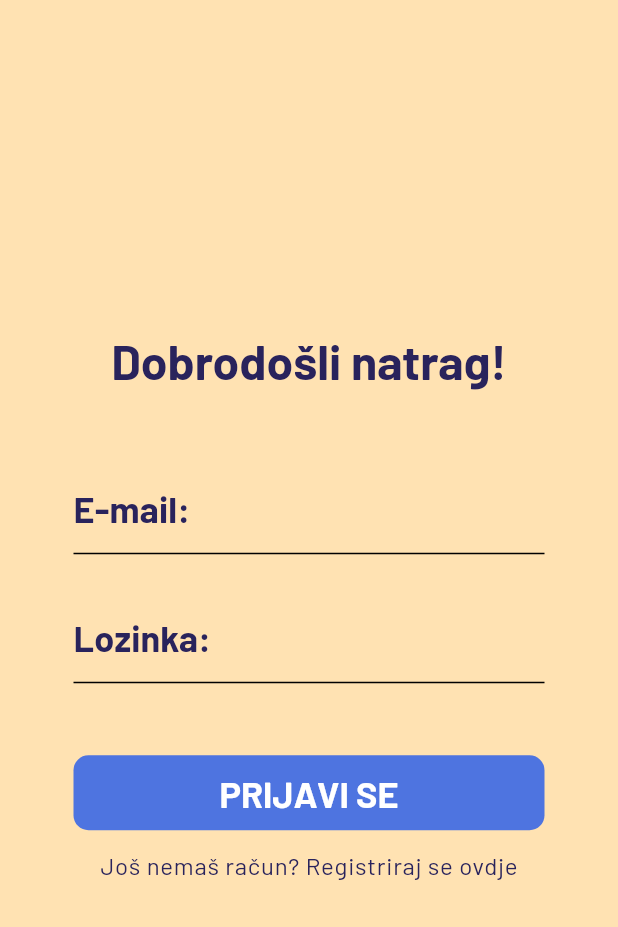
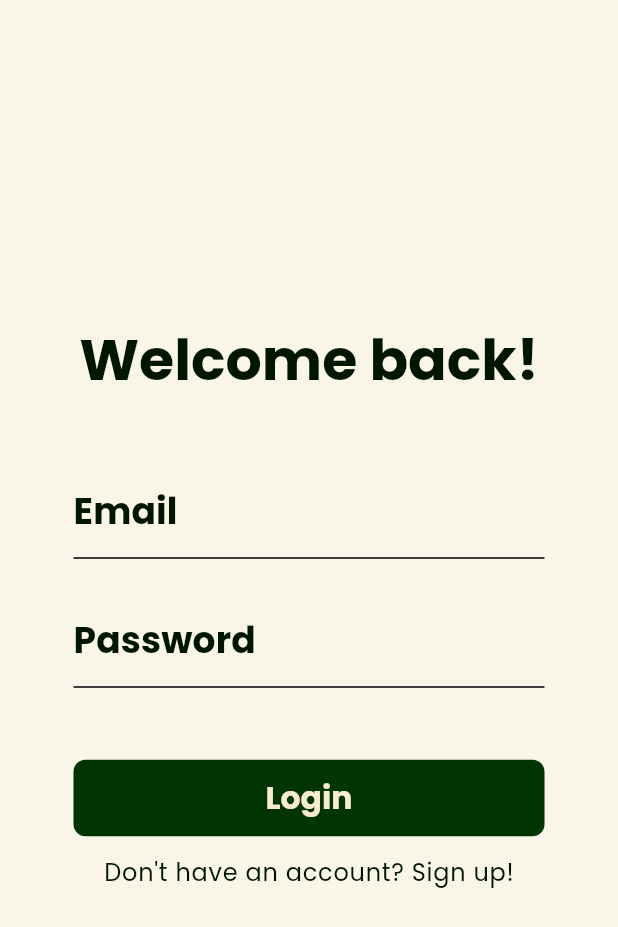
Before and after one commit to Yomi073/NRAM, a Flutter app: the screen it shows after launch, on a phone screen of 412 x 824 dp. Shown: the top 927 px of the screen. Run offline on Flutter 3.47's test engine with Material 3 defaults, Android fonts, the phone set to English and light mode, and no system bars; our stand-ins replace google_fonts.

Commit message:
A little beautification

```diff
--- a/lib/config/theme/app_themes.dart
+++ b/lib/config/theme/app_themes.dart
@@ -1,23 +1,33 @@
 import 'package:flutter/material.dart';
+import 'package:google_fonts/google_fonts.dart';
 
 const Color pscBlack = Color(0xFF0D1529);
 const Color darkBlue = Color(0xFF29235C);
-const Color blue = Color(0xFF4E74E0);
+const Color blue = Color(0xFF003400);
 const Color lightBlue = Color(0xFF85A2FD);
 const Color fuchsia = Color(0xFF974040);
 const Color magenta = Color(0xFFF34768);
 const Color roofOrange = Color(0xFFFF9577);
 const Color darkYellow = Color(0xFFF7B033);
-const Color lightYellow = Color(0xFFFFE2B2);
+const Color lightYellow = Color(0xFFFBEBCE);
 const Color white = Color(0xFFFFFFFF);
 const Color green1 = Color(0xFF409797);
 const Color green2 = Color(0xFF47f3d2);
 
+// new theme
+
+const Color backgroundLight = Color(0xFFFAF5E9);
+const Color backgroundDark = Color(0xFF001600);
+const Color primaryButtonDark = Color(0xFFFFCC00);
+const Color primaryTextDark = Color(0xFFFBEBCE);
+
+
 class AppThemes {
   static ThemeData get lightTheme {
     return ThemeData(
+      fontFamily: GoogleFonts.poppins().fontFamily,
       primaryColor: blue,
-      scaffoldBackgroundColor: lightYellow,
+      scaffoldBackgroundColor: backgroundLight,
       appBarTheme: const AppBarTheme(
         color: blue,
         iconTheme: IconThemeData(color: white),
@@ -37,84 +47,69 @@ class AppThemes {
         displayLarge: TextStyle(
             fontSize: 64.0,
             fontWeight: FontWeight.bold,
-            color: darkBlue,
-            fontFamily: 'Barlow'),
+            color: backgroundDark),
         displayMedium: TextStyle(
-            fontSize: 32.0,
+            fontSize: 38.0,
             fontWeight: FontWeight.bold,
-            color: darkBlue,
-            fontFamily: 'Barlow'),
+            color: backgroundDark),
         displaySmall: TextStyle(
-            fontSize: 28.0,
+            fontSize: 20.0,
             fontWeight: FontWeight.bold,
-            color: darkBlue,
-            fontFamily: 'Barlow'),
+            color: backgroundDark),
         headlineLarge: TextStyle(
             fontSize: 32.0,
             fontWeight: FontWeight.bold,
-            color: darkBlue,
-            fontFamily: 'Barlow'),
+            color: backgroundDark),
         headlineMedium: TextStyle(
             fontSize: 28.0,
             fontWeight: FontWeight.bold,
-            color: darkBlue,
-            fontFamily: 'Barlow'),
+            color: backgroundDark),
         headlineSmall: TextStyle(
             fontSize: 18.0,
             fontWeight: FontWeight.bold,
-            color: darkBlue,
-            fontFamily: 'Barlow'),
+            color: backgroundDark),
         //FOR BUTTONS ON DARK
         titleLarge: TextStyle(
-            fontSize: 24.0,
+            fontSize: 21.0,
             fontWeight: FontWeight.bold,
-            color: white,
-            fontFamily: 'Barlow'),
+            color: primaryTextDark),
         titleMedium: TextStyle(
             fontSize: 16.0,
             fontWeight: FontWeight.bold,
-            color: white,
-            fontFamily: 'Barlow'),
+            color: white),
         titleSmall: TextStyle(
             fontSize: 14.0,
             fontWeight: FontWeight.bold,
-            color: white,
-            fontFamily: 'Barlow'),
+            color: white),
         //FOR LABELS  ON WHITE
         labelLarge: TextStyle(
             fontSize: 24.0,
             fontWeight: FontWeight.bold,
-            color: darkBlue,
-            fontFamily: 'Barlow'),
+            color: backgroundDark),
         labelMedium: TextStyle(
             fontSize: 20.0,
             fontWeight: FontWeight.bold,
-            color: darkBlue,
-            fontFamily: 'Barlow'),
+            color: backgroundDark),
         labelSmall: TextStyle(
             fontSize: 16.0,
             fontWeight: FontWeight.bold,
-            color: darkBlue,
-            fontFamily: 'Barlow'),
+            color: backgroundDark),
         //FOR TEXT ON WHITE
         bodyLarge: TextStyle(
             fontSize: 16.0,
             letterSpacing: 0.5,
             fontWeight: FontWeight.normal,
-            color: darkBlue,
-            fontFamily: 'Barlow'),
+            color: backgroundDark),
         bodyMedium: TextStyle(
             fontSize: 14.0,
             letterSpacing: 0.25,
             fontWeight: FontWeight.normal,
-            color: darkBlue,
-            fontFamily: 'Barlow'),
+            color: backgroundDark),
         bodySmall: TextStyle(
             fontSize: 12.0,
             letterSpacing: 0.4,
             fontWeight: FontWeight.normal,
-            color: darkBlue,
-            fontFamily: 'Barlow'),
+            color: backgroundDark),
       ),
       colorScheme: const ColorScheme.light(
         primary: blue,
@@ -128,33 +123,45 @@ class AppThemes {
 
   static ThemeData get darkTheme {
     return ThemeData(
-      primaryColor: darkBlue,
-      scaffoldBackgroundColor: pscBlack,
+      fontFamily: GoogleFonts.poppins().fontFamily,
+      primaryColor: backgroundDark,
+      scaffoldBackgroundColor: backgroundDark,
       appBarTheme: const AppBarTheme(
         color: darkBlue,
         iconTheme: IconThemeData(color: white),
       ),
       buttonTheme: const ButtonThemeData(
-        buttonColor: darkBlue,
+        buttonColor: primaryButtonDark,
         textTheme: ButtonTextTheme.primary,
       ),
       floatingActionButtonTheme: const FloatingActionButtonThemeData(
         backgroundColor: roofOrange,
       ),
       textTheme: const TextTheme(
-        displayLarge: TextStyle(color: white),
+        titleLarge: TextStyle(
+            fontSize: 21.0,
+            fontWeight: FontWeight.bold,
+            color: backgroundDark),
+          displayMedium: TextStyle(
+              fontSize: 38.0,
+              fontWeight: FontWeight.bold,
+              color: primaryTextDark,),
+          displaySmall: TextStyle(
+            fontSize: 20.0,
+            fontWeight: FontWeight.w500,
+            color: primaryTextDark),
         bodyLarge: TextStyle(color: lightYellow),
       ),
       colorScheme: const ColorScheme.dark(
-        primary: darkBlue,
+        primary: primaryButtonDark,
         secondary: roofOrange,
-        onPrimary: white,
+        onPrimary: backgroundDark,
         onSecondary: white,
         error: fuchsia,
         background: pscBlack,
         surface: darkBlue,
         onBackground: white,
-        onSurface: white,
+        onSurface: primaryTextDark,
       ).copyWith(secondary: roofOrange),
     );
   }
--- a/lib/features/presentation/pages/login_page.dart
+++ b/lib/features/presentation/pages/login_page.dart
@@ -28,33 +28,33 @@ class _LoginPageState extends State<LoginPage> {
                 children: <Widget>[
                   const SizedBox(height: 48.0),
                   Text(
-                    'Dobrodošli natrag!',
+                    'Welcome back!',
                     style: Theme.of(context).textTheme.displayMedium,
                   ),
                   const SizedBox(height: 48.0),
                   MyTextField(
                     controller: usernameController,
-                    labelText: 'E-mail:',
-                    hintText: 'Upiši e-mail',
+                    labelText: 'Email',
+                    hintText: 'Enter your email',
                     obscureText: false,
                   ),
                   const SizedBox(height: 24.0),
                   MyTextField(
                     controller: passwordController,
-                    labelText: 'Lozinka:',
-                    hintText: 'Upiši svoju lozinku',
+                    labelText: 'Password',
+                    hintText: 'Enter your password',
                     obscureText: true,
                   ),
                   const SizedBox(height: 48.0),
                   MyButton(
-                    labelText: "PRIJAVI SE",
+                    labelText: "Login",
                     onTap: (context) {
                       signUpUser(context);
                     },
                   ),
                   TextButton(
                     child: Text(
-                      'Još nemaš račun? Registriraj se ovdje',
+                      "Don't have an account? Sign up!",
                       style: Theme.of(context).textTheme.bodyLarge,
                     ),
                     onPressed: () {
--- a/lib/features/presentation/pages/registration_page.dart
+++ b/lib/features/presentation/pages/registration_page.dart
@@ -31,40 +31,45 @@ class _RegistrationPageState extends State<RegistrationPage> {
                 children: <Widget>[
                   const SizedBox(height: 48.0),
                   Text(
-                    'Registriraj se!',
+                    'Create account',
                     style: Theme.of(context).textTheme.displayMedium,
+                  ),
+                  const SizedBox(height: 48.0),
+                  Text(
+                    'Sign up today to unlock a personalized experience tailored just for you!',
+                    style: Theme.of(context).textTheme.displaySmall,
                   ),
                   const SizedBox(height: 30.0),
                   MyTextField(
                     controller: nameController,
-                    labelText: 'Ime:',
-                    hintText: 'Upiši svoje ime',
+                    labelText: 'Name',
+                    hintText: 'Enter your name',
                     obscureText: false,
                   ),
                   const SizedBox(height: 20.0),
                   MyTextField(
                     controller: usernameController,
-                    labelText: 'E-mail:',
-                    hintText: 'Upiši e-mail',
+                    labelText: 'Email',
+                    hintText: 'Enter your email',
                     obscureText: false,
                   ),
                   const SizedBox(height: 20.0),
                   MyTextField(
                     controller: passwordController,
-                    labelText: 'Lozinka:',
-                    hintText: 'Upiši svoju lozinku',
+                    labelText: 'Password',
+                    hintText: 'Enter your password',
                     obscureText: true,
                   ),
                   const SizedBox(height: 20.0),
                   MyTextField(
                     controller: confirmPasswordController,
-                    labelText: 'Potvrdi lozinku:',
-                    hintText: 'Potvrdi svoju lozinku',
+                    labelText: 'Confirm password',
+                    hintText: 'Confirm your password',
                     obscureText: true,
                   ),
                   const SizedBox(height: 48.0),
                   MyButton(
-                    labelText: "REGISTRIRAJ SE",
+                    labelText: "Sign up",
                     onTap: (context) {
                       signInUser(context);
                     },
--- a/lib/features/presentation/widgets/my_button.dart
+++ b/lib/features/presentation/widgets/my_button.dart
@@ -16,11 +16,11 @@ class MyButton extends StatelessWidget {
     return GestureDetector(
       onTap: () => onTap?.call(context),
       child: Container(
-        padding: EdgeInsets.all(10),
+        padding: EdgeInsets.all(12),
         margin: EdgeInsets.symmetric(horizontal: 25),
         decoration: BoxDecoration(
           color: Theme.of(context).colorScheme.primary,
-          borderRadius: BorderRadius.circular(10),
+          borderRadius: BorderRadius.circular(8),
         ),
         child: Center(
           child: Text(
--- a/pubspec.yaml
+++ b/pubspec.yaml
@@ -15,6 +15,8 @@ dependencies:
   # The following adds the Cupertino Icons font to your application.
   # Use with the CupertinoIcons class for iOS style icons.
   cupertino_icons: ^1.0.6
+
+  google_fonts: ^6.1.0
 
   #state management
   flutter_bloc: ^8.1.3
```
Also changed, not shown: pubspec.lock.
